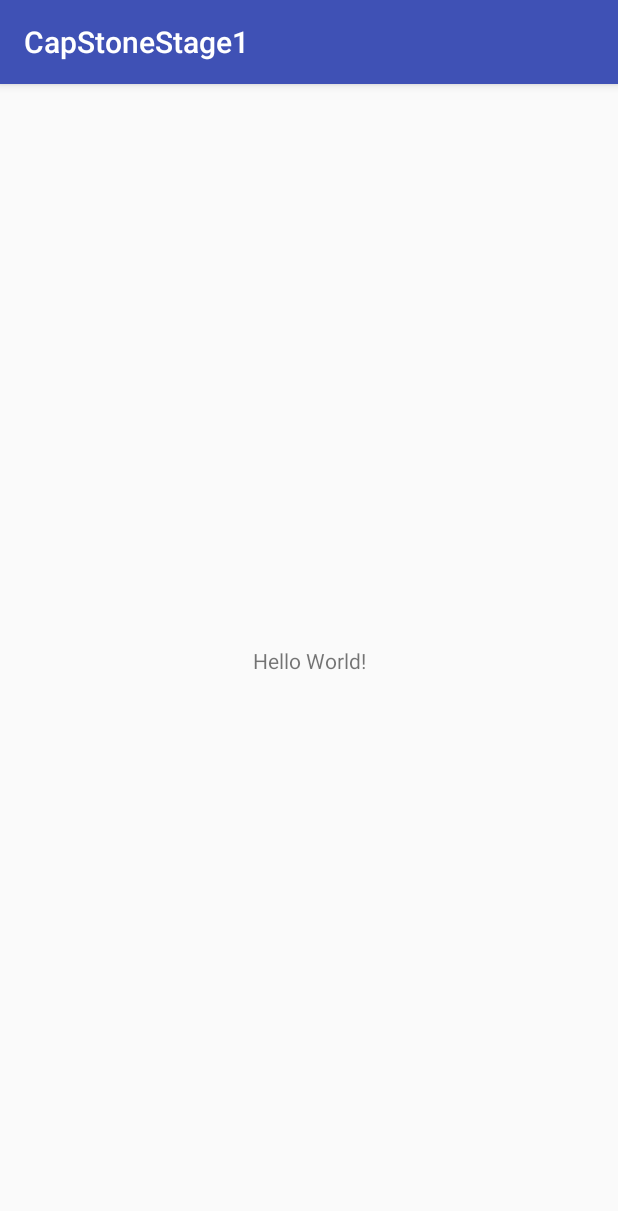
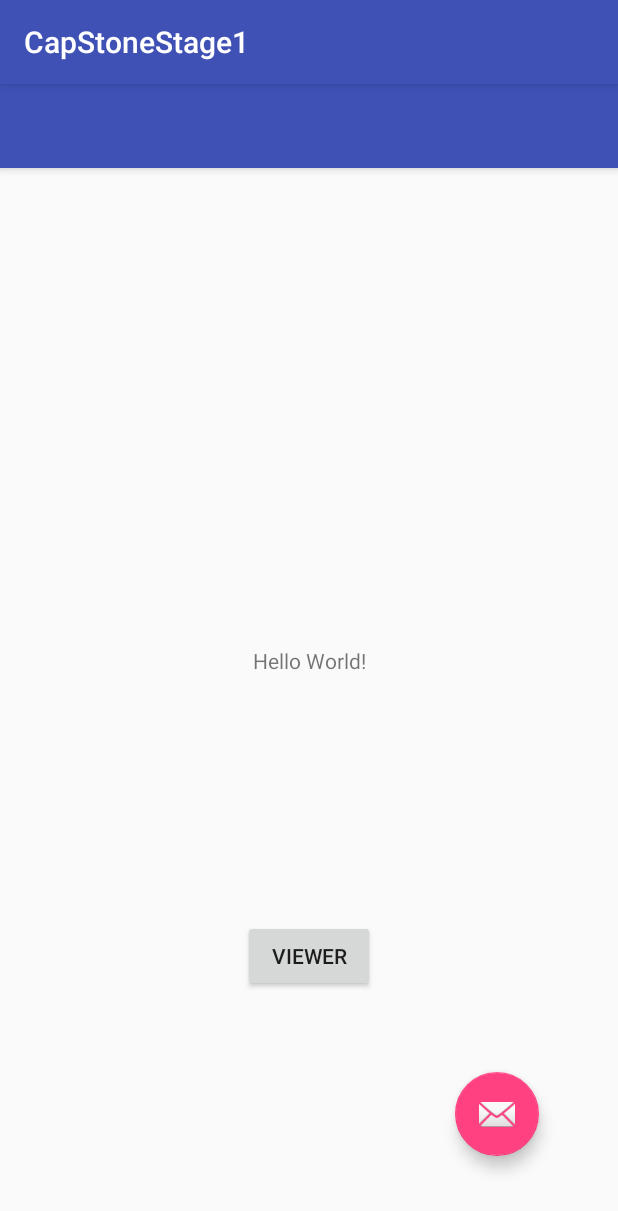
Before and after one commit to yeuchi/CapStoneStage1, an Android app: the screen it shows after launch (MainActivity), on a phone screen of 412 x 824 dp. Shown: the top 1211 px of the screen. Run offline under Robolectric (Android 15) with nearby library versions, the phone set to English and light mode, and no system bars.

Commit message:
click button to viewer

```diff
--- a/app/src/main/java/com/example/ctyeung/capstonestage1/MainActivity.java
+++ b/app/src/main/java/com/example/ctyeung/capstonestage1/MainActivity.java
@@ -1,13 +1,32 @@
 package com.example.ctyeung.capstonestage1;
 
+import android.content.Context;
 import android.support.v7.app.AppCompatActivity;
 import android.os.Bundle;
+import android.widget.Button;
+import android.view.View;
+import android.content.Intent;
+import com.example.ctyeung.capstonestage1.ViewerActivity;
 
 public class MainActivity extends AppCompatActivity {
+
+    private Button btnViewer;
+    private Context context;
 
     @Override
     protected void onCreate(Bundle savedInstanceState) {
         super.onCreate(savedInstanceState);
         setContentView(R.layout.activity_main);
+        context = this;
+
+        btnViewer = (Button)findViewById(R.id.btnViewer);
+
+        btnViewer.setOnClickListener(new View.OnClickListener() {
+            @Override
+            public void onClick(View view) {
+                Intent intent = new Intent(context, ViewerActivity.class);
+                startActivity(intent);
+            }
+        });
     }
 }
--- a/app/src/main/res/layout/activity_main.xml
+++ b/app/src/main/res/layout/activity_main.xml
@@ -6,7 +6,40 @@
     android:layout_height="match_parent"
     tools:context=".MainActivity">
 
+    <android.support.design.widget.AppBarLayout
+        android:layout_width="match_parent"
+        android:layout_height="wrap_content"
+        android:theme="@style/AppTheme.AppBarOverlay">
+
+        <android.support.v7.widget.Toolbar
+            android:id="@+id/toolbar"
+            android:layout_width="match_parent"
+            android:layout_height="?attr/actionBarSize"
+            android:background="?attr/colorPrimary"
+            app:popupTheme="@style/AppTheme.PopupOverlay" />
+
+    </android.support.design.widget.AppBarLayout>
+
+    <android.support.design.widget.FloatingActionButton
+        android:id="@+id/fab"
+        android:layout_width="wrap_content"
+        android:layout_height="wrap_content"
+        android:layout_gravity="bottom|end"
+        android:layout_margin="@dimen/fab_margin"
+        android:layout_marginBottom="8dp"
+        android:layout_marginEnd="8dp"
+        android:layout_marginLeft="8dp"
+        android:layout_marginRight="8dp"
+        android:layout_marginStart="8dp"
+        android:layout_marginTop="8dp"
+        app:layout_constraintBottom_toBottomOf="parent"
+        app:layout_constraintEnd_toEndOf="parent"
+        app:layout_constraintStart_toEndOf="@+id/btnViewer"
+        app:layout_constraintTop_toBottomOf="@+id/btnViewer"
+        app:srcCompat="@android:drawable/ic_dialog_email" />
+
     <TextView
+        android:id="@+id/textView"
         android:layout_width="wrap_content"
         android:layout_height="wrap_content"
         android:text="Hello World!"
@@ -15,4 +48,20 @@
         app:layout_constraintRight_toRightOf="parent"
         app:layout_constraintTop_toTopOf="parent" />
 
+    <Button
+        android:id="@+id/btnViewer"
+        android:layout_width="wrap_content"
+        android:layout_height="wrap_content"
+        android:layout_marginBottom="8dp"
+        android:layout_marginEnd="8dp"
+        android:layout_marginLeft="8dp"
+        android:layout_marginRight="8dp"
+        android:layout_marginStart="8dp"
+        android:layout_marginTop="8dp"
+        android:text="Viewer"
+        app:layout_constraintBottom_toBottomOf="parent"
+        app:layout_constraintEnd_toEndOf="parent"
+        app:layout_constraintStart_toStartOf="parent"
+        app:layout_constraintTop_toBottomOf="@+id/textView" />
+
 </android.support.constraint.ConstraintLayout>
--- a/app/src/main/res/layout/activity_viewer.xml
+++ b/app/src/main/res/layout/activity_viewer.xml
@@ -6,28 +6,12 @@
     android:layout_height="match_parent"
     tools:context=".ViewerActivity">
 
-    <android.support.design.widget.AppBarLayout
-        android:layout_width="match_parent"
-        android:layout_height="wrap_content"
-        android:theme="@style/AppTheme.AppBarOverlay">
 
-        <android.support.v7.widget.Toolbar
-            android:id="@+id/toolbar"
-            android:layout_width="match_parent"
-            android:layout_height="?attr/actionBarSize"
-            android:background="?attr/colorPrimary"
-            app:popupTheme="@style/AppTheme.PopupOverlay" />
 
-    </android.support.design.widget.AppBarLayout>
-
-    <include layout="@layout/content_viewer" />
-
-    <android.support.design.widget.FloatingActionButton
-        android:id="@+id/fab"
+    <TextView
         android:layout_width="wrap_content"
         android:layout_height="wrap_content"
-        android:layout_gravity="bottom|end"
-        android:layout_margin="@dimen/fab_margin"
-        app:srcCompat="@android:drawable/ic_dialog_email" />
+        android:id="@+id/txtView"
+        android:text="I am a viewer"/>
 
 </android.support.design.widget.CoordinatorLayout>
```
